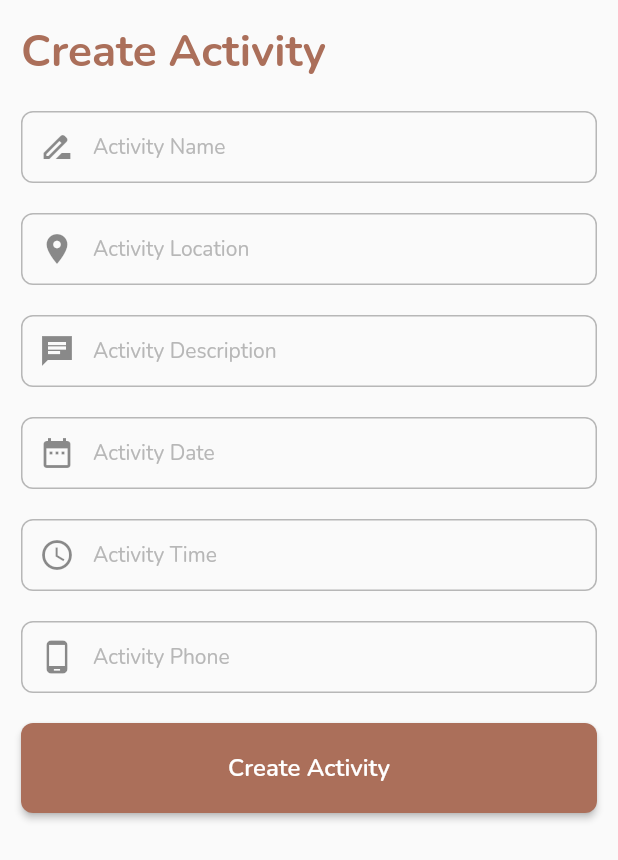
After one commit to 0Ahmad0/atharna, a Flutter app: the NavBarScreen screen opened by its route, item 2 of the bottom bar chosen, in the side drawer, after a tap on "Create Activity", on a phone screen of 412 x 824 dp. The commit adds this screen. Shown: the top 860 px of the screen. Run offline on Flutter 3.47's test engine with Material 2 defaults, Android fonts, the phone set to English and light mode, and no system bars; our stand-ins replace animate_do, cached_network_image, cloud_firestore, dotted_border, firebase_auth, firebase_core and 10 more; missing offline and left inert: circle_progress_bar, flutter_osm_plugin, flutter_verification_code; accounts and stored records are empty; network calls fail.

Commit message:
@hariri add create activity

```diff
--- a/lib/view/screens/auth/login_screen.dart
+++ b/lib/view/screens/auth/login_screen.dart
@@ -196,10 +196,9 @@ class _LoginScreenState extends State<LoginScreen> {
                             '${FirebaseFun.findTextToast("Loading ..")}':
                         'Login',
                         onPress: () async {
-
                           !_isLoading?
                           (await performLogin(context)):"";
-
+                          FocusManager.instance.primaryFocus!.unfocus();
                         },
                       ),
                     ),
--- a/lib/view/screens/nav_bar/nav_bar_screen.dart
+++ b/lib/view/screens/nav_bar/nav_bar_screen.dart
@@ -4,8 +4,10 @@ import 'package:atharna/view/screens/add_ruins/add_ruin_screen.dart';
 import 'package:atharna/view/screens/auth/login_screen.dart';
 import 'package:atharna/view/screens/favorite/favorite_screen.dart';
 import 'package:atharna/view/screens/home/home_screen.dart';
+import 'package:atharna/view/screens/ministry_culture/discoverd_sites/discoverd_sites_screen.dart';
 import 'package:atharna/view/screens/profile/profile_screen.dart';
 import 'package:atharna/view/screens/search/search_screen.dart';
+import 'package:atharna/view/screens/tourism/create_activity/create_activity_screen.dart';
 import 'package:cached_network_image/cached_network_image.dart';
 import 'package:flutter/material.dart';
 import 'package:flutter/src/widgets/container.dart';
@@ -138,6 +140,31 @@ class _NavBarScreenState extends State<NavBarScreen> {
                     },
                   ),
 
+
+                  Divider(
+                    thickness: AppSize.s1_5,
+                    height: 0.0,
+                  ),
+                  _buildListTile(
+                    text: "Create Activity",
+                    icon: Icons.create,
+                    onTap: () async {
+                      Navigator.push(context, MaterialPageRoute(builder: (ctx)=>CreateActivityScreen()));
+                    },
+
+                  ),
+                  Divider(
+                    thickness: AppSize.s1_5,
+                    height: 0.0,
+                  ),
+                  _buildListTile(
+                    text: "Discover Sites",
+                    icon: Icons.library_add_check_rounded,
+                    onTap: () async {
+                      Navigator.push(context, MaterialPageRoute(builder: (ctx)=>DiscoverSiteScreen()));
+                    },
+
+                  ),
                   Divider(
                     thickness: AppSize.s1_5,
                     height: 0.0,
@@ -147,7 +174,7 @@ class _NavBarScreenState extends State<NavBarScreen> {
                     icon: Icons.logout,
                     onTap: () async {
                       Const.LOADIG(context);
-                       await profileProvider.logout(context);
+                      await profileProvider.logout(context);
                       Navigator.of(context).pop();
                       Navigator.pushReplacement(context, MaterialPageRoute(builder: (ctx)=>LoginScreen()));
                     },
--- /dev/null
+++ b/lib/view/screens/tourism/create_activity/create_activity_screen.dart
@@ -0,0 +1,170 @@
+import 'package:atharna/controller/add_ruin_provider.dart';
+import 'package:atharna/model/sizer.dart';
+import 'package:atharna/view/resources/style_manager.dart';
+import 'package:atharna/view/widgets/custome_button.dart';
+import 'package:atharna/view/widgets/custome_textfiled.dart';
+import 'package:flutter/material.dart';
+import 'package:get_storage/get_storage.dart';
+import 'package:intl/intl.dart';
+import 'package:provider/provider.dart';
+
+import '../../../resources/values_manager.dart';
+
+class CreateActivityScreen extends StatelessWidget {
+  final activityName = TextEditingController();
+  final activityLocation = TextEditingController();
+  final activityDescription = TextEditingController();
+  final activityDate = TextEditingController();
+  final activityTime = TextEditingController();
+  final activityPhone = TextEditingController();
+
+  DateTime _selectedDate = DateTime.now();
+  TimeOfDay _selectedTime = TimeOfDay.now();
+  _selectDate(BuildContext context) async {
+    var newSelectedDate = await showDatePicker(
+      builder: (context, child) {
+        return child!;
+      },
+      context: context,
+      initialDate: _selectedDate != null ? _selectedDate : DateTime.now(),
+      firstDate: DateTime.now(),
+      lastDate: DateTime(2040),
+    );
+
+    if (newSelectedDate != null) {
+      _selectedDate = newSelectedDate;
+      _selectedDate= newSelectedDate;
+      activityDate
+        ..text = DateFormat.yMd().format(_selectedDate)
+        ..selection = TextSelection.fromPosition(TextPosition(
+            offset: activityDate.text.length,
+            affinity: TextAffinity.upstream));
+    }
+  }
+  _selectTime(TimeOfDay time,BuildContext context) async {
+    _selectedTime = time;
+    activityTime.text=  _selectedTime.format(context);
+  }
+
+
+  @override
+  Widget build(BuildContext context) {
+    return Scaffold(
+      body: SafeArea(
+        child: ListView(
+          padding: const EdgeInsets.all(AppPadding.p14),
+          children: [
+            Text(
+              "Create Activity",
+              style: getBoldStyle(
+                color: Theme.of(context).primaryColor,
+                fontSize: Sizer.getW(context) / 14
+              ),),
+              const SizedBox(height: AppSize.s20,),
+              CustomTextFiled(
+                  controller: activityName,
+                  validator: (String? val){
+                    if(val!.trim().isEmpty){
+                      return "This filed is required!";
+                    }else{
+                      return null;
+                    }
+                  },
+                  onChange: null,
+                  prefixIcon: Icons.drive_file_rename_outline,
+                  hintText: "Activity Name"
+              ),
+              const SizedBox(height: AppSize.s20,),
+            CustomTextFiled(
+              readOnly: true,
+                onTap: ()async{
+                var location =await Provider.of<AddRuinProvider>(context,listen: false).pickLocation(context);
+                print(location);
+                },
+                controller: activityLocation,
+                validator: (String? val){
+                  if(val!.trim().isEmpty){
+                    return "This filed is required!";
+                  }else{
+                    return null;
+                  }
+                },
+                onChange: null,
+                prefixIcon: Icons.location_on_sharp,
+                hintText: "Activity Location"
+            ),
+            const SizedBox(height: AppSize.s20,),
+            CustomTextFiled(
+                controller: activityDescription,
+                validator: (String? val){
+                  if(val!.trim().isEmpty){
+                    return "This filed is required!";
+                  }else{
+                    return null;
+                  }
+                },
+                onChange: null,
+                prefixIcon: Icons.chat_sharp,
+                hintText: "Activity Description"
+            ),
+            const SizedBox(height: AppSize.s20,),
+            CustomTextFiled(
+              onTap: ()async{
+                await _selectDate(context);
+              },
+              readOnly: true,
+                controller: activityDate,
+                validator: (String? val){
+                  if(val!.trim().isEmpty){
+                    return "This filed is required!";
+                  }else{
+                    return null;
+                  }
+                },
+                onChange: null,
+                prefixIcon: Icons.date_range,
+                hintText: "Activity Date"
+            ),
+
+            const SizedBox(height: AppSize.s20,),
+            CustomTextFiled(
+                onTap: ()async{
+                  await _selectTime(_selectedTime,context);
+                },
+                readOnly: true,
+                controller: activityTime,
+                validator: (String? val){
+                  if(val!.trim().isEmpty){
+                    return "This filed is required!";
+                  }else{
+                    return null;
+                  }
+                },
+                onChange: null,
+                prefixIcon: Icons.access_time,
+                hintText: "Activity Time"
+            ),
+
+            const SizedBox(height: AppSize.s20,),
+            CustomTextFiled(
+                controller: activityPhone,
+                validator: (String? val){
+                  if(val!.trim().isEmpty){
+                    return "This filed is required!";
+                  }else{
+                    return null;
+                  }
+                },
+                onChange: null,
+                prefixIcon: Icons.phone_android,
+                hintText: "Activity Phone"
+            ),
+            const SizedBox(height: AppSize.s20,),
+            ButtonApp(text: "Create Activity", onTap: ()=>Navigator.pop(context))
+
+          ],
+        ),
+      ),
+    );
+  }
+}
--- a/lib/view/widgets/custome_textfiled.dart
+++ b/lib/view/widgets/custome_textfiled.dart
@@ -24,7 +24,7 @@ class CustomTextFiled extends StatefulWidget {
     this.textInputType = TextInputType.text,
     this.textInputAction = TextInputAction.next,
     this.autoFocus = false,
-    this.maxLength = 0,
+    this.maxLength = null,
     required this.validator,
     required this.onChange,
     this.onSubmit,
```
Also changed, not shown: lib/view/screens/ministry_culture/discoverd_sites/discoverd_sites_screen.dart (added, +10 -0 lines), lib/view/screens/ministry_culture/details_discoverd_site/details_discoverd_site_screen.dart (added).
